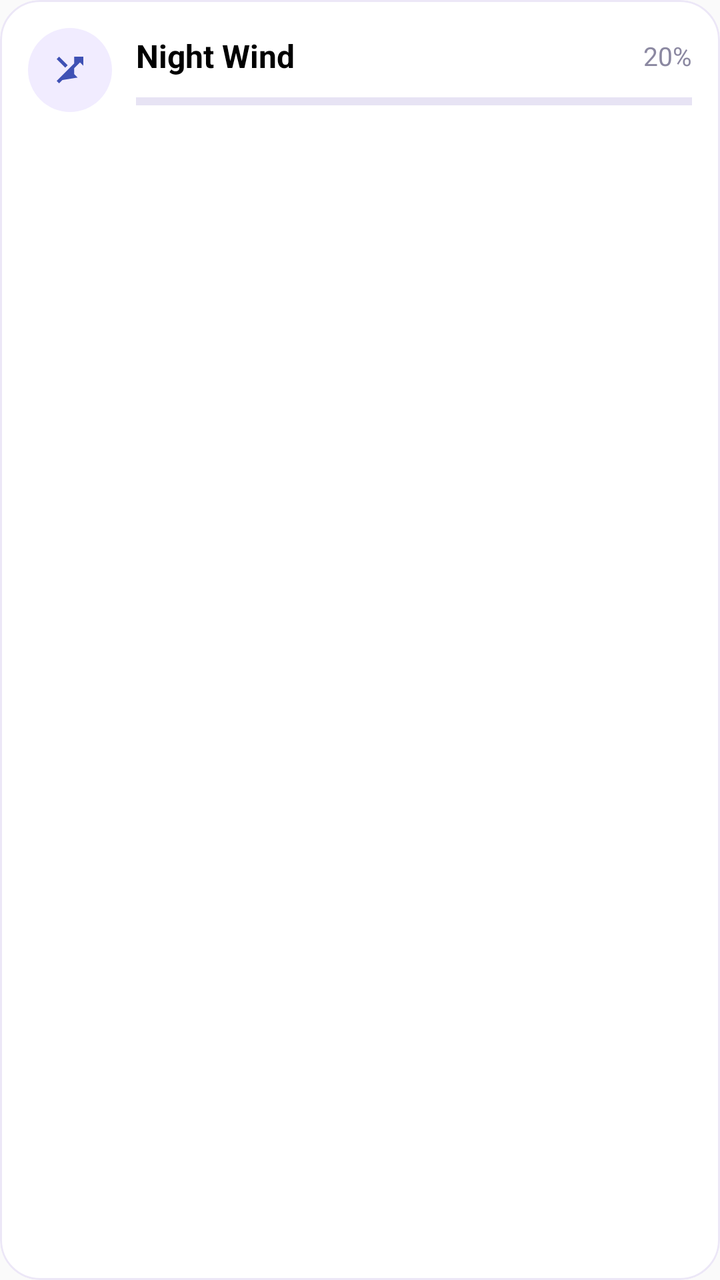
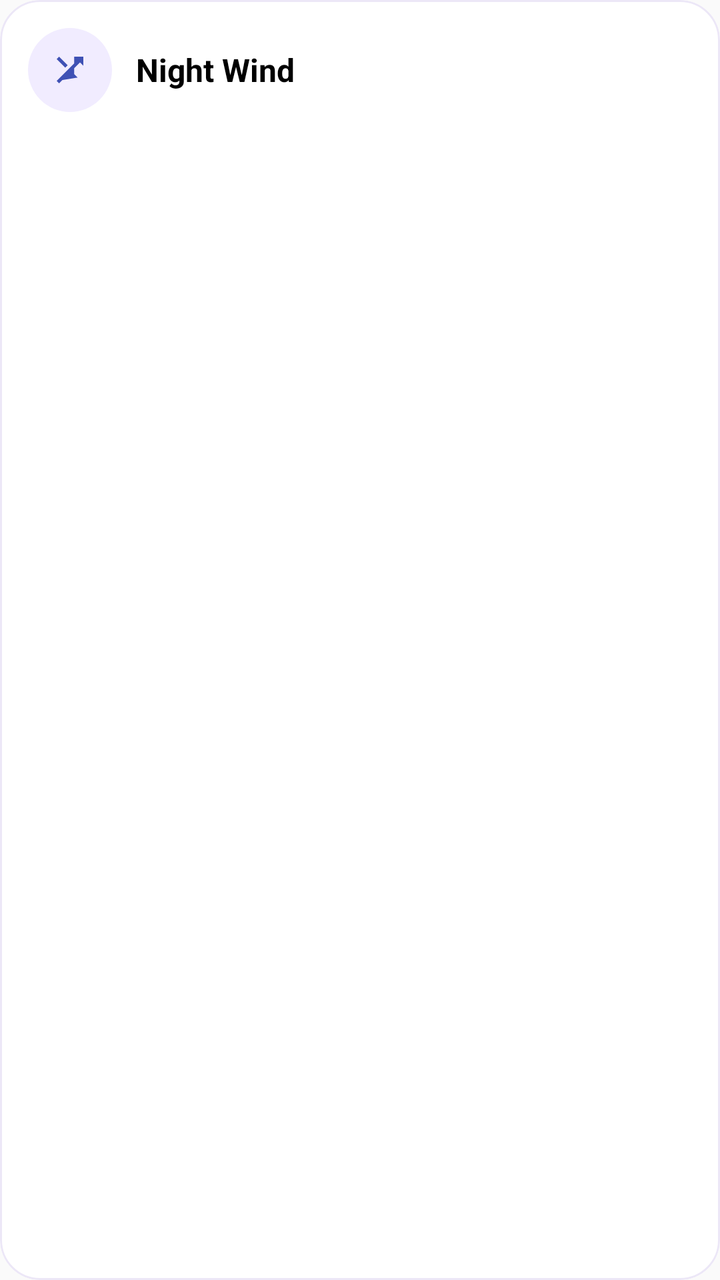

Compare the two renders of this Android layout. The source of the first and the diff that turns it into the second are given below.
<!-- AndroidManifest.xml: application theme Theme.FlexMusicPlayer -->
<!-- res/layout/include_sleep_track_wind.xml -->
<?xml version="1.0" encoding="utf-8"?>
<com.google.android.material.card.MaterialCardView xmlns:android="http://schemas.android.com/apk/res/android"
    xmlns:app="http://schemas.android.com/apk/res-auto"
    android:id="@+id/track_wind_card"
    android:layout_width="match_parent"
    android:layout_height="wrap_content"
    android:layout_marginTop="10dp"
    app:cardBackgroundColor="@color/card_background_light"
    app:cardCornerRadius="20dp"
    app:cardElevation="0dp"
    app:strokeColor="#ECE7F7"
    app:strokeWidth="1dp">

    <LinearLayout
        android:layout_width="match_parent"
        android:layout_height="wrap_content"
        android:gravity="center_vertical"
        android:orientation="horizontal"
        android:padding="14dp">

        <FrameLayout
            android:layout_width="42dp"
            android:layout_height="42dp"
            android:background="@drawable/bg_quick_badge_transcode">

            <ImageView
                android:layout_width="20dp"
                android:layout_height="20dp"
                android:layout_gravity="center"
                android:src="@drawable/ic_shuffle"
                app:tint="@color/primary_500" />
        </FrameLayout>

        <LinearLayout
            android:layout_width="0dp"
            android:layout_height="wrap_content"
            android:layout_marginStart="12dp"
            android:layout_weight="1"
            android:orientation="vertical">

            <LinearLayout
                android:layout_width="match_parent"
                android:layout_height="wrap_content"
                android:gravity="center_vertical"
                android:orientation="horizontal">

                <TextView
                    android:layout_width="0dp"
                    android:layout_height="wrap_content"
                    android:layout_weight="1"
                    android:text="@string/sleep_track_wind"
                    android:textColor="?attr/colorOnBackground"
                    android:textSize="16sp"
                    android:textStyle="bold" />

                <TextView
                    android:id="@+id/track_wind_value"
                    android:layout_width="wrap_content"
                    android:layout_height="wrap_content"
                    android:text="20%"
                    android:textColor="#8B88A1"
                    android:textSize="13sp" />
            </LinearLayout>

            <com.google.android.material.progressindicator.LinearProgressIndicator
                android:id="@+id/track_wind_progress"
                android:layout_width="match_parent"
                android:layout_height="wrap_content"
                android:layout_marginTop="10dp"
                android:max="100"
                android:progress="20"
                app:indicatorColor="@color/primary_500"
                app:trackColor="#E7E3F4"
                app:trackThickness="4dp" />
        </LinearLayout>
    </LinearLayout>

</com.google.android.material.card.MaterialCardView>
<!-- resources referenced by this layout -->
<resources>
  <color name="card_background_light">#FFFFFF</color>
  <color name="primary_500">#3F51B5</color>
  <!-- drawable bg_quick_badge_transcode (drawable) -->
  <shape xmlns:android="http://schemas.android.com/apk/res/android" android:shape="oval">
      <solid android:color="#F1ECFF" />
  </shape>
  <!-- drawable ic_shuffle (drawable) -->
  <vector xmlns:android="http://schemas.android.com/apk/res/android"
      android:width="24dp"
      android:height="24dp"
      android:viewportWidth="24"
      android:viewportHeight="24">
      <path
          android:fillColor="@android:color/white"
          android:pathData="M10.59,9.17L5.41,4 4,5.41l5.17,5.17 1.42,-1.41zM14.5,4l2.04,2.04L4,18.59 5.41,20 17.96,7.46 20,9.5V4h-5.5zM14.5,14.5l2.04,2.04L4,18.59 5.41,20 17.96,7.46 20,9.5V4h-5.5z"/>
  </vector>
  <string name="sleep_track_wind">Night Wind</string>
  <style name="Theme.FlexMusicPlayer" parent="Theme.MaterialComponents.DayNight.NoActionBar">
          
          <item name="colorPrimary">@color/primary_500</item>
          <item name="colorPrimaryVariant">@color/primary_700</item>
          <item name="colorOnPrimary">@color/white</item>
          
          <item name="colorSecondary">@color/secondary_500</item>
          <item name="colorSecondaryVariant">@color/secondary_700</item>
          <item name="colorOnSecondary">@color/white</item>
          
          <item name="android:windowBackground">@color/background_light</item>
          <item name="android:colorBackground">@color/background_light</item>
          
          <item name="android:statusBarColor">@color/primary_700</item>
          
          <item name="android:textColorPrimary">@color/text_primary_light</item>
          <item name="android:textColorSecondary">@color/text_secondary_light</item>
          
          <item name="materialCardViewStyle">@style/Widget.FlexMusicPlayer.CardView</item>
          <item name="bottomNavigationStyle">@style/Widget.FlexMusicPlayer.BottomNavigation</item>
          <item name="toolbarStyle">@style/Widget.FlexMusicPlayer.Toolbar</item>
          
      </style>
  <color name="primary_700">#303F9F</color>
  <color name="white">#FFFFFFFF</color>
  <color name="secondary_500">#E91E63</color>
  <color name="secondary_700">#C2185B</color>
  <color name="background_light">#FAFAFA</color>
  <color name="text_primary_light">#212121</color>
  <color name="text_secondary_light">#757575</color>
  <style name="Widget.FlexMusicPlayer.CardView" parent="Widget.MaterialComponents.CardView">
          <item name="cardBackgroundColor">@color/card_background_light</item>
          <item name="cardElevation">2dp</item>
          <item name="cardCornerRadius">8dp</item>
      </style>
  <style name="Widget.FlexMusicPlayer.BottomNavigation" parent="Widget.MaterialComponents.BottomNavigationView">
          <item name="itemIconTint">@color/bottom_nav_color</item>
          <item name="itemTextColor">@color/bottom_nav_color</item>
          <item name="itemIconSize">24dp</item>
          <item name="itemBackground">@null</item>
          <item name="elevation">8dp</item>
      </style>
  <style name="Widget.FlexMusicPlayer.Toolbar" parent="Widget.MaterialComponents.Toolbar">
          <item name="titleTextColor">?attr/colorOnPrimary</item>
          <item name="subtitleTextColor">?attr/colorOnPrimary</item>
          <item name="android:background">?attr/colorPrimary</item>
          <item name="elevation">4dp</item>
      </style>
</resources>

<!-- the commit's change to res/layout/include_sleep_track_wind.xml (unified diff, before → after) -->
@@ -38,40 +38,13 @@
             android:layout_weight="1"
             android:orientation="vertical">
 
-            <LinearLayout
+            <TextView
                 android:layout_width="match_parent"
                 android:layout_height="wrap_content"
-                android:gravity="center_vertical"
-                android:orientation="horizontal">
-
-                <TextView
-                    android:layout_width="0dp"
-                    android:layout_height="wrap_content"
-                    android:layout_weight="1"
-                    android:text="@string/sleep_track_wind"
-                    android:textColor="?attr/colorOnBackground"
-                    android:textSize="16sp"
-                    android:textStyle="bold" />
-
-                <TextView
-                    android:id="@+id/track_wind_value"
-                    android:layout_width="wrap_content"
-                    android:layout_height="wrap_content"
-                    android:text="20%"
-                    android:textColor="#8B88A1"
-                    android:textSize="13sp" />
-            </LinearLayout>
-
-            <com.google.android.material.progressindicator.LinearProgressIndicator
-                android:id="@+id/track_wind_progress"
-                android:layout_width="match_parent"
-                android:layout_height="wrap_content"
-                android:layout_marginTop="10dp"
-                android:max="100"
-                android:progress="20"
-                app:indicatorColor="@color/primary_500"
-                app:trackColor="#E7E3F4"
-                app:trackThickness="4dp" />
+                android:text="@string/sleep_track_wind"
+                android:textColor="?attr/colorOnBackground"
+                android:textSize="16sp"
+                android:textStyle="bold" />
         </LinearLayout>
     </LinearLayout>
 
